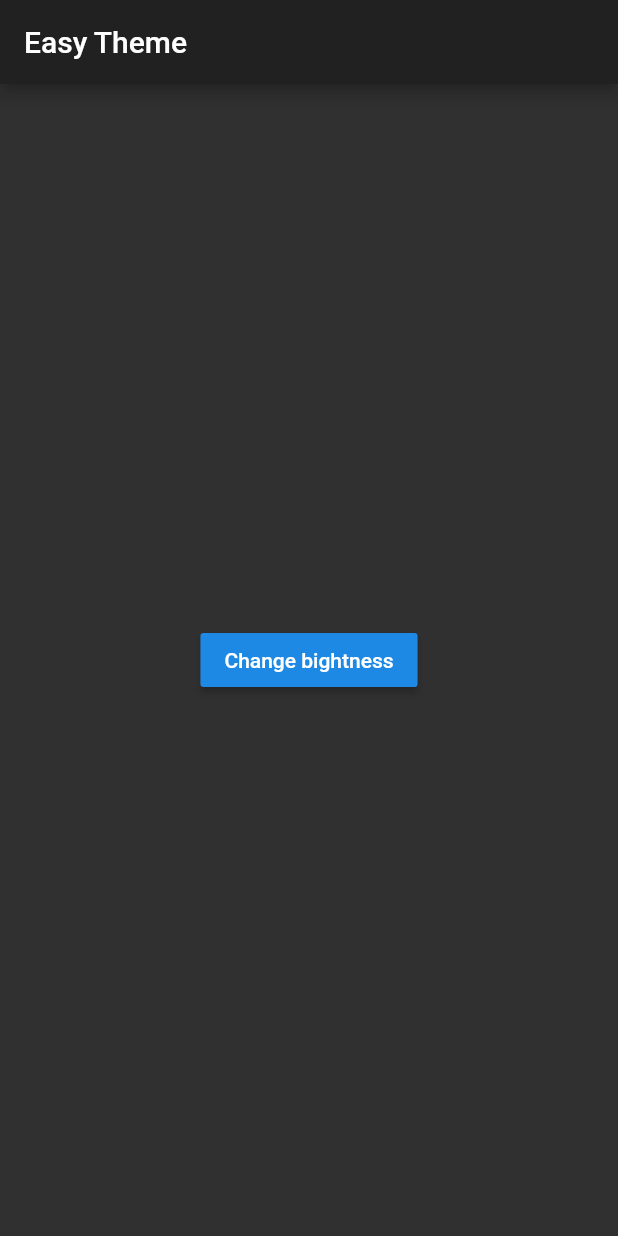
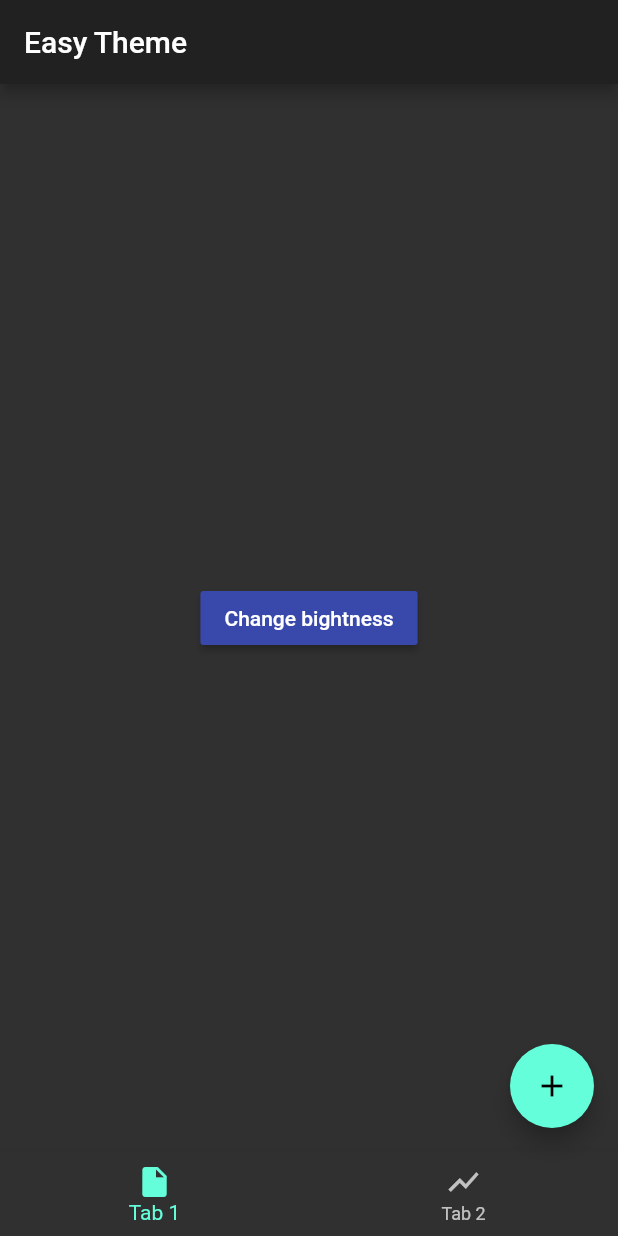
Before and after one commit to Norbert515/dynamic_theme, a Flutter app: the screen it shows after launch, after a tap on "Change bightness", on a phone screen of 412 x 824 dp. Run offline on Flutter 3.47's test engine with Material 2 defaults, Android fonts, the phone set to English and light mode, and no system bars; our stand-ins replace shared_preferences.

```diff
--- a/example/lib/main.dart
+++ b/example/lib/main.dart
@@ -3,16 +3,23 @@ import 'package:easy_theme/changable_theme.dart';
 
 void main() => runApp(new MyApp());
 
+
 class MyApp extends StatelessWidget {
   @override
   Widget build(BuildContext context) {
-    return new MaterialApp(
-      title: 'Flutter Demo',
-      theme: new ThemeData(
-        primarySwatch: Colors.blue,
-        brightness: Brightness.dark
+    return new EasyTheme(
+      defaultBrightness: Brightness.light,
+      data: (brightness) => new ThemeData(
+        primarySwatch: Colors.indigo,
+        brightness: brightness,
       ),
-      home: new MyHomePage(title: 'Flutter Demo Home Page'),
+      themedWidgetBuilder: (context, theme) {
+        return new MaterialApp(
+          title: 'Flutter Demo',
+          theme: theme,
+          home: new MyHomePage(title: 'Flutter Demo Home Page'),
+        );
+      }
     );
   }
 }
@@ -38,6 +45,22 @@ class _MyHomePageState extends State<MyHomePage> {
           changeBrightness(context);
         }, child: new Text("Change bightness"),),
       ),
+      floatingActionButton: new FloatingActionButton(
+        onPressed: (){},
+        child: new Icon(Icons.add),
+      ),
+      bottomNavigationBar: new BottomNavigationBar(
+          items: [
+            new BottomNavigationBarItem(
+                icon: new Icon(Icons.insert_drive_file),
+                title: new Text("Tab 1")
+            ),
+            new BottomNavigationBarItem(
+                icon: new Icon(Icons.show_chart),
+                title: new Text("Tab 2")
+            ),
+          ],
+      ),
     );
   }
 
--- /dev/null
+++ b/example/lib/withoutThisPackage.dart
@@ -0,0 +1,90 @@
+
+import 'package:flutter/material.dart';
+
+void main() {
+  runApp(new MyApp());
+}
+
+
+class MyApp extends StatefulWidget {
+
+  @override
+  _MyAppState createState() => new _MyAppState();
+}
+
+class _MyAppState extends State<MyApp> {
+
+  Brightness brightness;
+
+  @override
+  Widget build(BuildContext context) {
+    return new MaterialApp(
+      title: 'Flutter Demo',
+      theme: new ThemeData(
+        primarySwatch: Colors.blue,
+        brightness: brightness,
+      ),
+      home: new MyHomePage(
+        title: 'Flutter Demo Home Page',
+        onThemeChanged: (data) {
+          setState(() {
+            brightness = data.brightness;
+          });
+        },
+      ),
+    );
+  }
+}
+
+
+
+class MyHomePage extends StatefulWidget {
+  MyHomePage({Key key, this.title, this.onThemeChanged}) : super(key: key);
+
+  final String title;
+
+  final ValueChanged<ThemeData> onThemeChanged;
+
+
+  @override
+  _MyHomePageState createState() => new _MyHomePageState();
+}
+
+class _MyHomePageState extends State<MyHomePage> {
+
+  @override
+  Widget build(BuildContext context) {
+    return new Scaffold(
+      appBar: new AppBar(
+        title: new Text("Easy Theme"),
+      ),
+      body: new Center(
+        child: new RaisedButton(onPressed: () {
+          changeBrightness(context);
+        }, child: new Text("Change bightness"),),
+      ),
+      floatingActionButton: new FloatingActionButton(
+        onPressed: () {},
+        child: new Icon(Icons.add),
+      ),
+      bottomNavigationBar: new BottomNavigationBar(
+        items: [
+          new BottomNavigationBarItem(
+              icon: new Icon(Icons.insert_drive_file),
+              title: new Text("Tab 1")
+          ),
+          new BottomNavigationBarItem(
+              icon: new Icon(Icons.show_chart),
+              title: new Text("Tab 2")
+          ),
+        ],
+      ),
+    );
+  }
+
+  void changeBrightness(BuildContext context) {
+    widget.onThemeChanged(Theme.of(context).copyWith(
+      brightness: Theme.of(context).brightness == Brightness.dark? Brightness.light: Brightness.dark,
+    ));
+  }
+}
--- a/lib/changable_theme.dart
+++ b/lib/changable_theme.dart
@@ -1,14 +1,22 @@
+import 'dart:async';
+
 import 'package:shared_preferences/shared_preferences.dart';
 import 'package:flutter/material.dart';
 
 
+typedef Widget ThemedWidgetBuilder(BuildContext context, ThemeData data);
+
+typedef ThemeData ThemeDataWithBrightnessBuilder(Brightness brightness);
+
 class EasyTheme extends StatefulWidget {
 
-  final Widget child;
+  final ThemedWidgetBuilder themedWidgetBuilder;
 
-  final ThemeData data;
+  final ThemeDataWithBrightnessBuilder data;
 
-  const EasyTheme({Key key, this.data, this.child}) : super(key: key);
+  final Brightness defaultBrightness;
+
+  const EasyTheme({Key key, this.data, this.themedWidgetBuilder, this.defaultBrightness}) : super(key: key);
 
   @override
   EasyThemeState createState() => new EasyThemeState();
@@ -22,36 +30,61 @@ class EasyThemeState extends State<EasyTheme> {
 
   ThemeData data;
 
+  Brightness brightness;
+
+  static const String _sharedPreferencesKey = "dark";
+
   @override
   void initState() {
     super.initState();
-    data = widget.data;
+    data = widget.data(widget.defaultBrightness);
+
+    loadBrightness().then((dark) {
+      setState(() {
+        brightness = dark? Brightness.dark: Brightness.light;
+      });
+    });
   }
 
 
   @override
   void didChangeDependencies() {
     super.didChangeDependencies();
-    data = widget.data;
+    data = widget.data(widget.defaultBrightness);
   }
 
 
   @override
   void didUpdateWidget(EasyTheme oldWidget) {
     super.didUpdateWidget(oldWidget);
-    data = widget.data;
+    data = widget.data(widget.defaultBrightness);
   }
 
   @override
   Widget build(BuildContext context) {
-    return new AnimatedTheme(data: data, child: widget.child);
+    return brightness == null? new SizedBox(): widget.themedWidgetBuilder(context, data);
   }
 
-  void setBrightness(Brightness brightness) {
-    print("Changed theme");
+  void setBrightness(Brightness brightness) async{
     setState(() {
-      data = data.copyWith(brightness: brightness);
+      this.data = widget.data(brightness);
+    });
+    SharedPreferences prefs = await SharedPreferences.getInstance();
+    await prefs.setBool(_sharedPreferencesKey, brightness == Brightness.dark? true: false);
+  }
+
+
+  void setThemeData(ThemeData data) {
+    setState(() {
+      this.data = data;
     });
   }
 
+
+  Future<bool> loadBrightness() async{
+    SharedPreferences prefs = await SharedPreferences.getInstance();
+    return (prefs.getBool(_sharedPreferencesKey) ?? false);
+  }
+
+
 }
```
